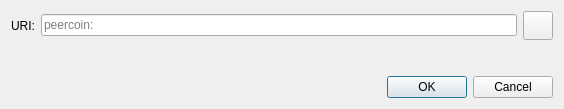
Qt form src/qt/forms/openuridialog.ui (nerdlabs-dev/litedoge-dev) before a commit.
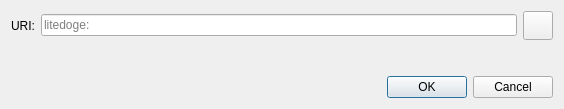
The same form after that commit. Icons and pictures are not drawn. Custom widgets are drawn as their Qt base class.

Commit message: Version 3.6.0.2, 2027 copyright, LiteDoge names; drop dead Peercoin chain params

Diff of the .ui file:
```diff
--- a/src/qt/forms/openuridialog.ui
+++ b/src/qt/forms/openuridialog.ui
@@ -26,7 +26,7 @@
      <item>
       <widget class="QValidatedLineEdit" name="uriEdit">
        <property name="placeholderText">
-        <string notr="true">peercoin:</string>
+        <string notr="true">litedoge:</string>
        </property>
       </widget>
      </item>
```
Left out of the diff: 2 changed lines with no effect on the pictures. The commit also changes 40 other files.
